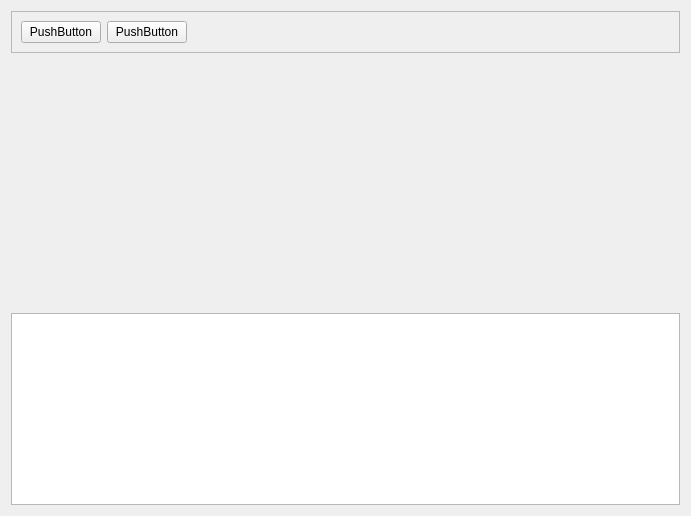
Old version of the form Emulator/area.ui in the repository breton75/R-Card.
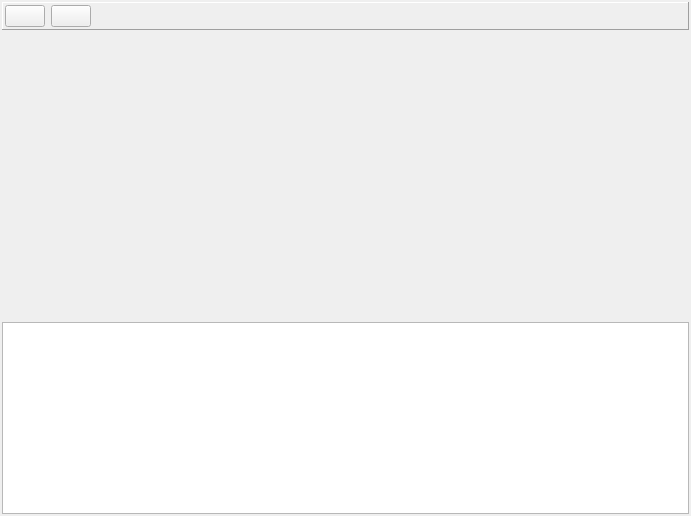
New version of the form. Icons and pictures are not drawn.

Diff of the .ui file:
```diff
--- a/Emulator/area.ui
+++ b/Emulator/area.ui
@@ -14,26 +14,61 @@
    <string>Form</string>
   </property>
   <layout class="QVBoxLayout" name="verticalLayout">
+   <property name="spacing">
+    <number>2</number>
+   </property>
+   <property name="leftMargin">
+    <number>2</number>
+   </property>
+   <property name="topMargin">
+    <number>2</number>
+   </property>
+   <property name="rightMargin">
+    <number>2</number>
+   </property>
+   <property name="bottomMargin">
+    <number>2</number>
+   </property>
    <item>
     <widget class="QFrame" name="frame">
      <property name="frameShape">
-      <enum>QFrame::StyledPanel</enum>
+      <enum>QFrame::Panel</enum>
      </property>
      <property name="frameShadow">
       <enum>QFrame::Raised</enum>
      </property>
      <layout class="QHBoxLayout" name="horizontalLayout">
+      <property name="leftMargin">
+       <number>2</number>
+      </property>
+      <property name="topMargin">
+       <number>2</number>
+      </property>
+      <property name="rightMargin">
+       <number>2</number>
+      </property>
+      <property name="bottomMargin">
+       <number>2</number>
+      </property>
       <item>
        <widget class="QPushButton" name="pushButton">
         <property name="text">
-         <string>PushButton</string>
+         <string/>
+        </property>
+        <property name="icon">
+         <iconset>
+          <normaloff>:/buttons/Icons/ZoomIn.ico</normaloff>:/buttons/Icons/ZoomIn.ico</iconset>
         </property>
        </widget>
       </item>
       <item>
        <widget class="QPushButton" name="pushButton_2">
         <property name="text">
-         <string>PushButton</string>
+         <string/>
+        </property>
+        <property name="icon">
+         <iconset>
+          <normaloff>:/buttons/Icons/ZoomOut.ico</normaloff>:/buttons/Icons/ZoomOut.ico</iconset>
         </property>
        </widget>
       </item>
```
Left out of the diff: 4 changed lines with no effect on the pictures.
